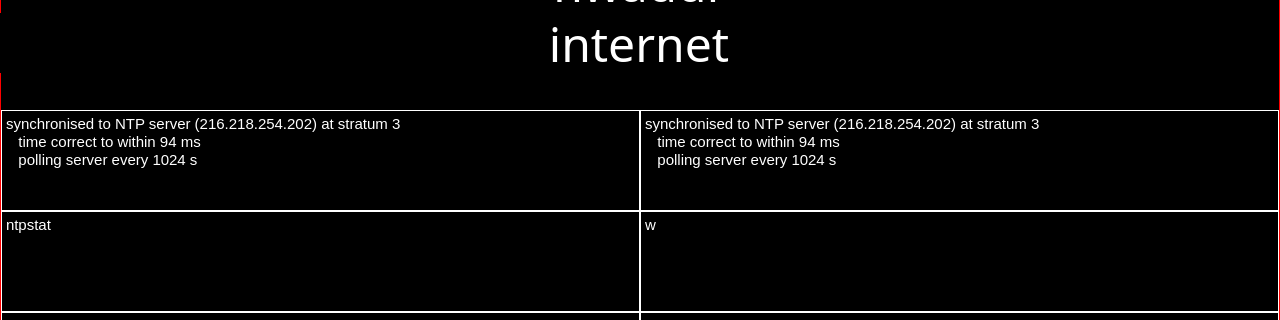
First picture: the form in mainwindow.ui, repository btendrich/pi-graphical-status, before the edit; both pictures show x 0 to 1280 and y 227 to 547 of the 1280 by 720 pixel window.
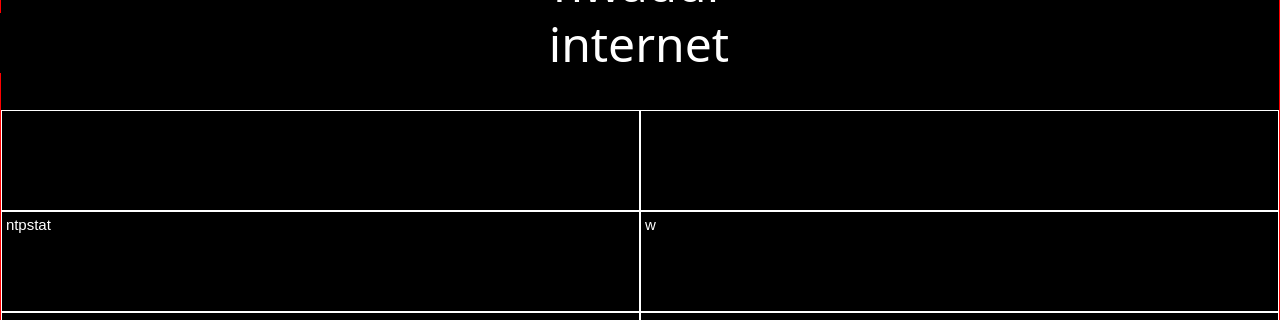
Second picture: the form after the edit.

Patch:
```diff
--- a/mainwindow.ui
+++ b/mainwindow.ui
@@ -152,9 +152,7 @@
       <bool>true</bool>
      </property>
      <property name="plainText">
-      <string>synchronised to NTP server (216.218.254.202) at stratum 3 
-   time correct to within 94 ms
-   polling server every 1024 s</string>
+      <string/>
      </property>
     </widget>
     <widget class="QPlainTextEdit" name="plainTextEdit_6">
@@ -178,9 +176,7 @@
       <bool>true</bool>
      </property>
      <property name="plainText">
-      <string>synchronised to NTP server (216.218.254.202) at stratum 3 
-   time correct to within 94 ms
-   polling server every 1024 s</string>
+      <string/>
      </property>
     </widget>
    </widget>
```
